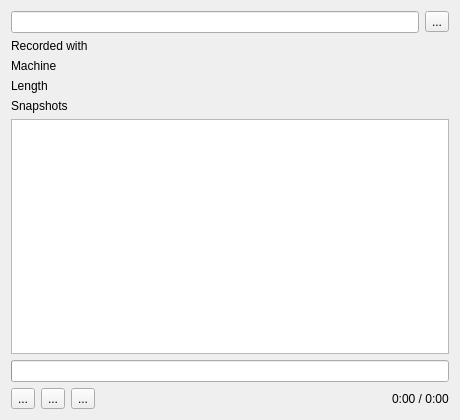
This is ui/rzxplayer.ui in Volutar/xpeccy-plus as Qt 5 draws it before an edit. The edited form follows.
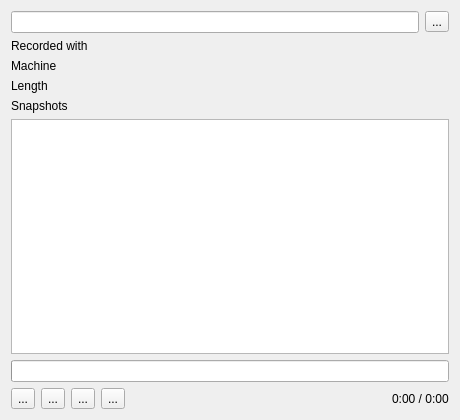
This is the edited form. Icons and pictures are not drawn.

Commit message:
RZX player: a bookmark button, the recording listed as it is made, one pause with the machine
Opening any other file ends a playback, which went on feeding what was opened.
The open dialog no longer takes a suffix from the save before it.

Diff of the .ui file:
```diff
--- a/ui/rzxplayer.ui
+++ b/ui/rzxplayer.ui
@@ -212,6 +212,26 @@
        </property>
       </widget>
      </item>
+     <item>
+      <widget class="QToolButton" name="markButton">
+       <property name="iconSize">
+        <size>
+         <width>20</width>
+         <height>20</height>
+        </size>
+       </property>
+       <property name="toolTip">
+        <string>Add a bookmark to roll back to</string>
+       </property>
+       <property name="text">
+        <string>...</string>
+       </property>
+       <property name="icon">
+        <iconset resource="../xpeccy.qrc">
+         <normaloff>:/images/rzx-bookmark.png</normaloff>:/images/rzx-bookmark.png</iconset>
+       </property>
+      </widget>
+     </item>
      <item>
       <spacer name="horizontalSpacer">
        <property name="orientation">
```
The commit also changes 11 other files.
